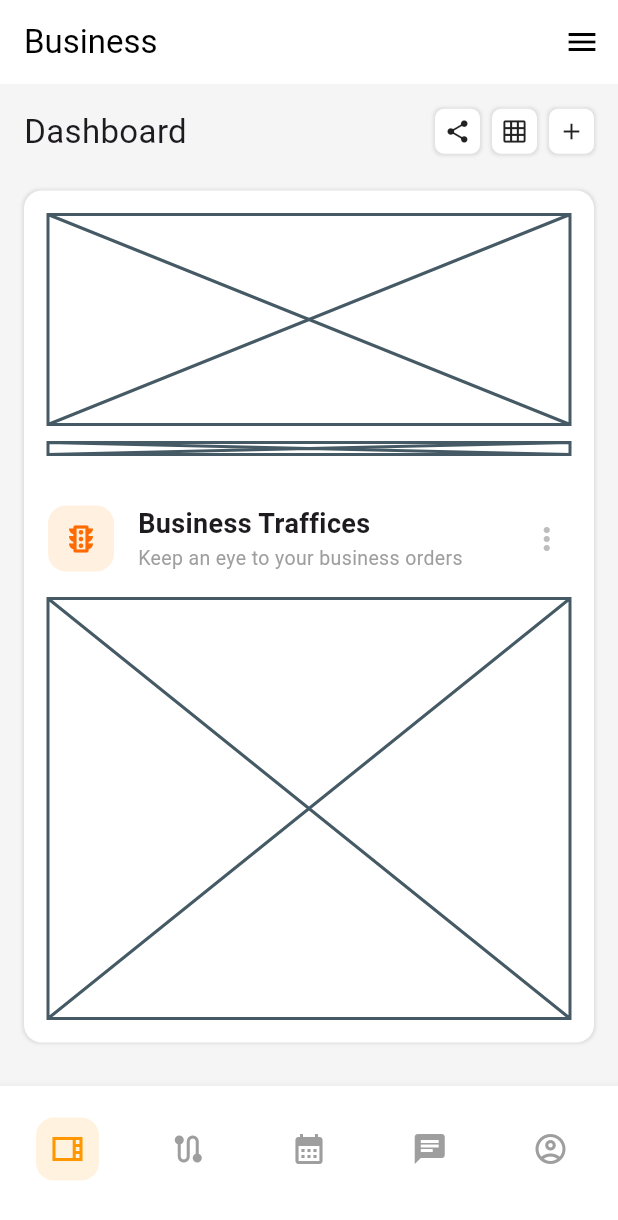
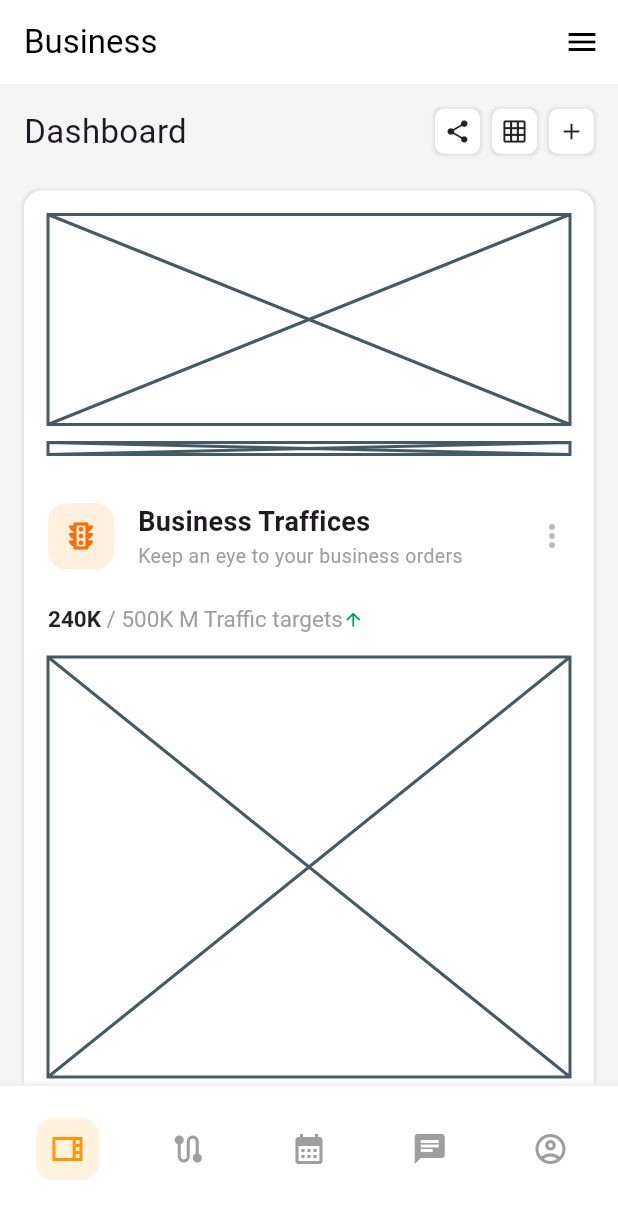
Before and after one commit to JAICHANGPARK/flutter_notebook_chapter_49, a Flutter app: the BusinessMainPage screen opened directly, on a phone screen of 412 x 824 dp. Shown: the top 1220 px of the screen. Run offline on Flutter 3.47's test engine with Material 3 defaults, Android fonts, the phone set to English and light mode, and no system bars; our stand-ins replace dots_indicator, gap, google_fonts.

Commit message:
Update business_traffic_card_widget.dart

```diff
--- a/lib/ep2467_business_control_center_app/ui/business_traffic_card_widget.dart
+++ b/lib/ep2467_business_control_center_app/ui/business_traffic_card_widget.dart
@@ -1,4 +1,5 @@
 import 'package:flutter/material.dart';
+import 'package:gap/gap.dart';
 
 class BusinessTrafficCardWidget extends StatelessWidget {
   const BusinessTrafficCardWidget({super.key});
@@ -34,11 +35,33 @@ class BusinessTrafficCardWidget extends StatelessWidget {
                 ],
               ),
               Spacer(),
-              IconButton(
-                onPressed: () {},
-                icon: Icon(Icons.more_vert),
-                color: Colors.grey[400]!,
+              Icon(Icons.more_vert, color: Colors.grey[400]!),
+            ],
+          ),
+          Gap(24),
+          Row(
+            children: [
+              RichText(
+                text: TextSpan(
+                  style: TextStyle(fontSize: 15, color: Colors.grey),
+                  children: [
+                    TextSpan(
+                      text: "240K",
+                      style: TextStyle(
+                        fontWeight: FontWeight.bold,
+                        color: Colors.black87,
+                      ),
+                    ),
+                    TextSpan(text: " / 500K M Traffic targets"),
+                  ],
+                ),
               ),
+              Row(
+                children: [
+                  Icon(Icons.arrow_upward, size: 14,
+                  color: Color(0xFF009B60),)
+                ],
+              )
             ],
           ),
         ],
```
